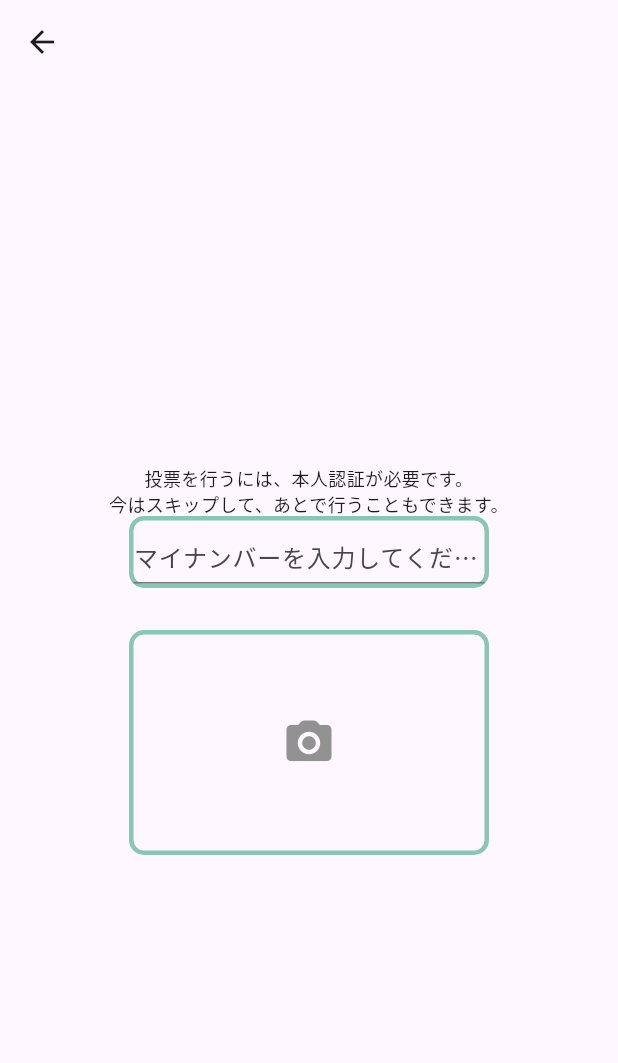
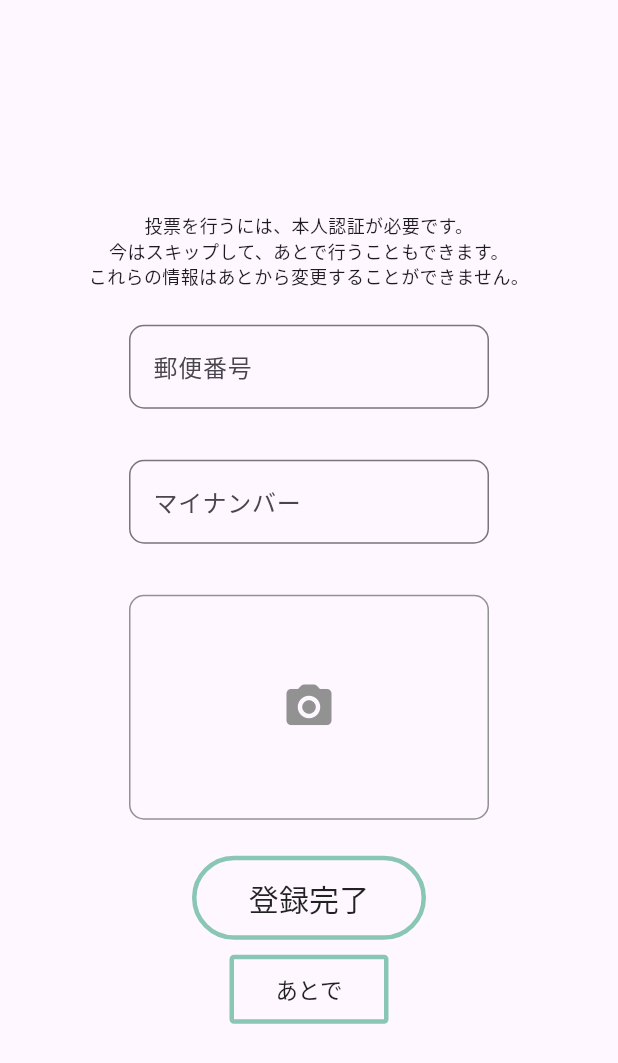
Before and after one commit to yambaru-hackathon/Group-6, a Flutter app: the EnterPersonalData screen opened directly, on a phone screen of 412 x 824 dp. Shown: the top 1063 px of the screen. Run offline on Flutter 3.47's test engine with Material 3 defaults, Android fonts, the phone set to English and light mode, and no system bars; our stand-ins replace camera, cloud_firestore, firebase_auth, firebase_core, flutter_riverpod, riverpod_annotation and 1 more; missing offline and left inert: navigator_scope; accounts and stored records are empty; generated files the repository leaves out were written again.

Commit message:
formの情報の保存と画面遷移してもインプット情報が残る

```diff
--- a/lib/screen/signup/enter_personal_data.dart
+++ b/lib/screen/signup/enter_personal_data.dart
@@ -3,11 +3,19 @@ import 'package:flutter/services.dart';
 import 'package:flutter/widgets.dart';
 import 'package:path/path.dart';
 import '../App.dart';
-
 import 'dart:io';
-
 import 'package:camera/camera.dart';
 
+//firebase
+import 'package:firebase_auth/firebase_auth.dart';
+import 'package:cloud_firestore/cloud_firestore.dart';
+
+final users = FirebaseFirestore.instance.collection('users');
+
+final ProfileData _data = ProfileData();
+final myNumberController = TextEditingController();
+final postcodeController = TextEditingController();
+bool isSaveText = false;
 
 Future<void> bulidCamera() async {
   // main 関数内で非同期処理を呼び出すための設定
@@ -18,7 +26,6 @@ Future<void> bulidCamera() async {
   final firstCamera = cameras.first;
   runApp(MyApp(camera: firstCamera));
 }
-
 
 class MyApp extends StatelessWidget {
   const MyApp({
@@ -120,6 +127,7 @@ class DisplayPictureScreen extends StatelessWidget {
   @override
   Widget build(BuildContext context) {
     return Scaffold(
+      appBar: AppBar(title: const Text('')),
       body: Center(
         child: Column(
           children: [
@@ -146,56 +154,130 @@ class DisplayPictureScreen extends StatelessWidget {
   }
 }
 
+// 最初の画面
 class EnterPersonalData extends StatefulWidget {
 
   @override
-  State<EnterPersonalData> createState() => _EnterPersonalDataState();
+  State<EnterPersonalData> createState() => EnterPersonalDataState();
 }
 
-class _EnterPersonalDataState extends State<EnterPersonalData> {
+class ProfileData {
+  String postcode = '';
+  String myNumber = '';
+}
+
+FormFieldValidator _requiredValidator(BuildContext context) =>
+    (val) => val.isEmpty ? "必須" : null;
+
+class EnterPersonalDataState extends State<EnterPersonalData> {
+  // FormField
+  final GlobalKey<FormState> _formKey = GlobalKey<FormState>();
+
+  final uid = FirebaseAuth.instance.currentUser!.uid;
+
+  Future<void> submit() async {
+    if (_formKey.currentState!.validate()) {
+      _formKey.currentState!.save();
+
+      debugPrint('郵便番号: ${_data.postcode}');
+      debugPrint('マイナンバー: ${_data.myNumber}');
+
+      users.doc(uid).update({
+        'postcode': _data.postcode,
+        'myNumber': _data.myNumber,
+      });
+    }
+  }
+
+  @override
+  void dispose() {
+    debugPrint(postcodeController.text);
+    debugPrint(myNumberController.text);
+    if (!isSaveText){
+      myNumberController.dispose();
+      postcodeController.dispose();
+    }
+    // TODO: implement dispose
+    super.dispose();
+  }
 
   @override
   Widget build(BuildContext context) {
+    debugPrint(_data.postcode);
+    debugPrint(_data.myNumber);
     return Scaffold(
-      appBar: AppBar(
-      ),
       body: Center(
         child: Column(
           mainAxisAlignment: MainAxisAlignment.center,
           children: [
             Center(
               child: Text(
-                '投票を行うには、本人認証が必要です。\n今はスキップして、あとで行うこともできます。',
+                '投票を行うには、本人認証が必要です。\n今はスキップして、あとで行うこともできます。\nこれらの情報はあとから変更することができません。',
                 style: TextStyle(fontSize: 12),
                 textAlign: TextAlign.center,
-
               ),
             ),
+            SizedBox(height: 24),
+            // 情報入力フィールド
             Container(
-              child: Column(
-                children:[
-                  Container(
-                    width: 240,
-                    height: 48,
-                    decoration: BoxDecoration(
-                      border: Border.all(
-                        color: Color.fromARGB(255, 137, 198, 179),
-                        width: 3,
+              child: Form(
+                key: _formKey,
+                child: Column(
+                  children: [
+                    SizedBox(
+                      width: 240,
+                      height: 90,
+                      child: TextFormField(
+                        controller: postcodeController,
+                        decoration: InputDecoration(
+                          labelText: '郵便番号',
+                          hintText: '0000000',
+                          border: OutlineInputBorder(
+                            borderRadius: BorderRadius.circular(10),
+                          ),
+                        ),
+                        validator: _requiredValidator(context),
+                        keyboardType: TextInputType.number,
+                        inputFormatters: <TextInputFormatter>[
+                          FilteringTextInputFormatter.digitsOnly,
+                        ],
                       ),
-                      borderRadius: BorderRadius.circular(10),
                     ),
-                    child: NumberInputField(),
-                  ),
-                ],
+                    // マイナンバー
+                    SizedBox(
+                      width: 240,
+                      height: 90,
+                      child: TextFormField(
+                        controller: myNumberController,
+                        decoration: InputDecoration(
+                          labelText: 'マイナンバー',
+                          hintText: '000000000000',
+                          border: OutlineInputBorder(
+                            borderRadius: BorderRadius.circular(10),
+                          ),
+                        ),
+                        validator: _requiredValidator(context),
+                        onSaved: (String? value) => _data.myNumber = value!,
+                        keyboardType: TextInputType.number,
+                        inputFormatters: <TextInputFormatter>[
+                          FilteringTextInputFormatter.digitsOnly,
+                        ],
+                      ),
+                    ),
+                  ],
+                ),
               ),
             ),
+            // カメラ
             Container(
-              padding: EdgeInsets.only(top: 28),
+              padding: EdgeInsets.only(bottom: 24),
               child: Column(
                 children: [
-                  GestureDetector(  //this
-                    onTap: () {
+                  GestureDetector(
+                    //this
+                    onTap: () async {
                       print('tapped');
+                      isSaveText = await true;
                       /*Navigator.push(
                         context,
                         MaterialPageRoute(builder: (context) => TakePictureScreen()), // カメラ情報を渡す
@@ -207,18 +289,73 @@ class _EnterPersonalDataState extends State<EnterPersonalData> {
                       height: 150,
                       decoration: BoxDecoration(
                         border: Border.all(
-                          color: Color.fromARGB(255, 137, 198, 179),
-                          width: 3,
+                          color: Color.fromARGB(255, 146, 146, 146),
+                          width: 1,
                         ),
                         borderRadius: BorderRadius.circular(10),
                       ),
                       child: Center(
-                        child:
-                        Icon(Icons.camera_alt_rounded, size: 36, color: Color.fromARGB(255, 146, 146, 146),),
+                        child: Icon(
+                          Icons.camera_alt_rounded,
+                          size: 36,
+                          color: Color.fromARGB(255, 146, 146, 146),
+                        ),
                       ),
                     ),
                   ),
                 ],
+              ),
+            ),
+            // 登録ボタン
+            Container(
+              decoration: BoxDecoration(
+                border: Border.all(
+                  color: Color.fromARGB(255, 137, 198, 179),
+                  width: 3,
+                ),
+                borderRadius: BorderRadius.circular(45),
+              ),
+              child: SizedBox(
+                width: 150,
+                height: 50,
+                child: TextButton(
+                  onPressed: () {
+                    submit();
+                  },
+                  child: Text(
+                    '登録完了',
+                    style: TextStyle(
+                      fontSize: 20,
+                      color: Colors.black87,
+                    ),
+                  ),
+                ),
+              ),
+            ),
+            SizedBox(height: 10),
+            Container(
+              decoration: BoxDecoration(
+                border: Border.all(
+                  color: Color.fromARGB(255, 137, 198, 179),
+                  width: 3,
+                ),
+                borderRadius: BorderRadius.circular(3),
+              ),
+              child: SizedBox(
+                width: 100,
+                height: 40,
+                child: TextButton(
+                  onPressed: () {
+                    submit();
+                  },
+                  child: Text(
+                    'あとで',
+                    style: TextStyle(
+                      fontSize: 15,
+                      color: Colors.black87,
+                    ),
+                  ),
+                ),
               ),
             ),
           ],
@@ -227,40 +364,3 @@ class _EnterPersonalDataState extends State<EnterPersonalData> {
     );
   }
 }
-
-class NumberInputField extends StatelessWidget {
-  @override
-  Widget build(BuildContext context) {
-    return Container(
-      width: 200,
-      child: TextField(
-        decoration: InputDecoration(
-          hintText: 'マイナンバーを入力してください',
-
-        ),
-        keyboardType: TextInputType.number,
-        inputFormatters: <TextInputFormatter>[
-          FilteringTextInputFormatter.digitsOnly,
-        ],
-      ),
-    );
-  }
-}
-
-/*
-body: Center(
-  child: Column(
-    mainAxisAlignment: MainAxisAlignment.center,
-    children: <Widget>[
-      const Text(
-        'This is enter personal data screen.',
-      ),
-      ElevatedButton(
-        onPressed: () {Navigator.push(
-          context,
-          MaterialPageRoute(builder: (context) => const AppScreen())
-        );},
-        child: const Text('to Home Screen')),
-    ],
-  ),
-),*/
```
